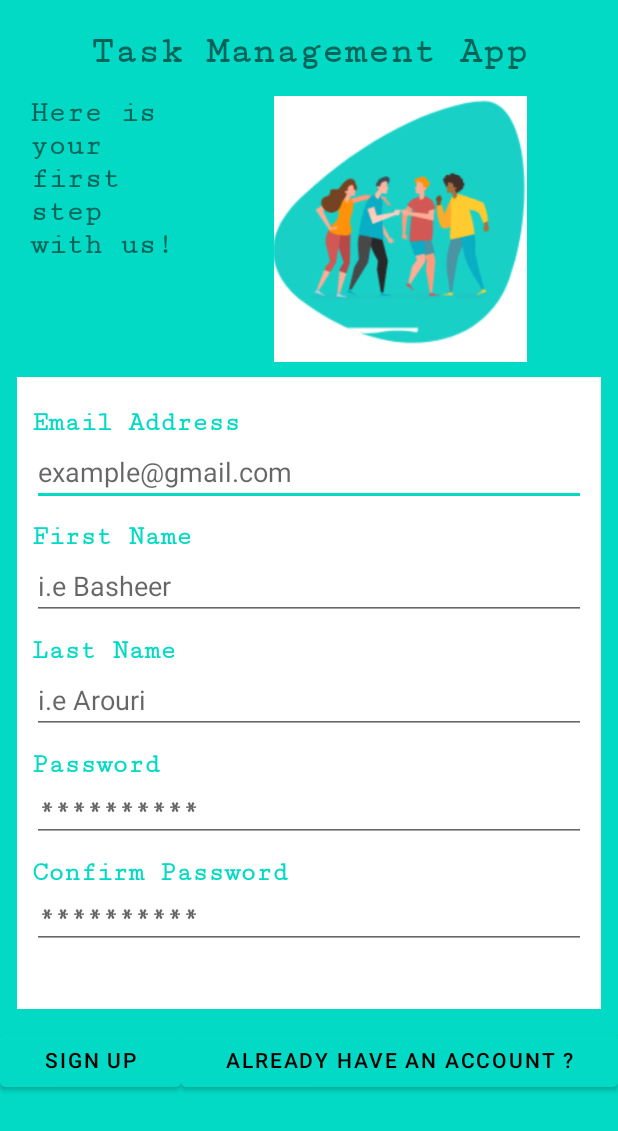
After one commit to MomenSalem/TestNavigation, an Android app: the layout activity_sign_up.xml on its own in the app's theme, with its tools: preview values and no code run, on a phone screen of 412 x 824 dp. The commit adds this screen. Shown: the top 1131 px of the screen. Run offline under Robolectric (Android 15) with nearby library versions, the phone set to English and light mode, and no system bars.

Commit message:
Review it

```diff
--- a/app/src/main/AndroidManifest.xml
+++ b/app/src/main/AndroidManifest.xml
@@ -13,8 +13,11 @@
         android:theme="@style/Theme.TestNavigation"
         tools:targetApi="31">
         <activity
+            android:name=".SignUpActivity"
+            android:exported="false" />
+        <activity
             android:name=".MainActivity"
-            android:exported="false" />
+            android:exported="true" />
         <activity
             android:name=".HomeActivity"
             android:exported="true"
--- a/app/src/main/java/com/example/testnavigation/MainActivity.java
+++ b/app/src/main/java/com/example/testnavigation/MainActivity.java
@@ -51,9 +51,9 @@ public class MainActivity extends AppCompatActivity {
 
                     // Check if this user is in the database
                     if (isUserExists(emailEditText, passwordEditText)){
+                        // go to the home page
                         goToHomeActivity();
                     }
-
                 }else {
                     showAlertDialog(Constants.EMPTY_EMAIL_ADDRESS_AND_PASSWORD);
                 }
@@ -64,9 +64,15 @@ public class MainActivity extends AppCompatActivity {
         signUpButton.setOnClickListener(new View.OnClickListener() {
             @Override
             public void onClick(View view) {
-                goToHomeActivity();
+                // go to the sign up page
+                goToSignUpActivity();
             }
         });
+    }
+
+    private void goToSignUpActivity() {
+        Intent intent = new Intent(MainActivity.this, SignUpActivity.class);
+        startActivity(intent);
     }
 
     private void goToHomeActivity() {
--- /dev/null
+++ b/app/src/main/res/layout/activity_sign_up.xml
@@ -0,0 +1,189 @@
+<?xml version="1.0" encoding="utf-8"?>
+<LinearLayout xmlns:android="http://schemas.android.com/apk/res/android"
+    xmlns:app="http://schemas.android.com/apk/res-auto"
+    xmlns:tools="http://schemas.android.com/tools"
+    android:id="@+id/main"
+    android:layout_width="match_parent"
+    android:layout_height="match_parent"
+    android:background="@color/linkColor"
+    android:backgroundTint="@color/linkColor"
+    android:orientation="vertical"
+    tools:context=".SignUpActivity">
+
+    <TextView
+        android:id="@+id/textView6"
+        android:layout_width="match_parent"
+        android:layout_height="wrap_content"
+        android:fontFamily="serif-monospace"
+        android:gravity="center"
+        android:paddingTop="20dp"
+        android:text="Task Management App"
+        android:textSize="25dp"
+        android:textStyle="bold" />
+
+    <LinearLayout
+        android:layout_width="match_parent"
+        android:layout_height="wrap_content"
+        android:paddingTop="15dp"
+        android:paddingBottom="10dp">
+
+        <TextView
+            android:id="@+id/textView7"
+            android:layout_width="122dp"
+            android:layout_height="150dp"
+            android:fontFamily="serif-monospace"
+            android:paddingLeft="20dp"
+            android:text="Here is your first step with us! "
+            android:textSize="20dp"
+            android:textStyle="bold" />
+
+        <ImageView
+            android:id="@+id/imageView2"
+            android:layout_width="322dp"
+            android:layout_height="177dp"
+            android:layout_weight="1"
+            app:srcCompat="@drawable/group_image" />
+
+    </LinearLayout>
+
+    <LinearLayout
+        android:layout_width="389dp"
+        android:layout_height="421dp"
+        android:layout_gravity="center"
+        android:background="@color/backgroundColor"
+        android:backgroundTint="@color/backgroundColor"
+        android:orientation="vertical"
+        android:paddingLeft="10dp"
+        android:paddingTop="20dp"
+        android:paddingRight="10dp"
+        android:paddingBottom="40dp">
+
+
+        <TextView
+            android:id="@+id/textView8"
+            android:layout_width="match_parent"
+            android:layout_height="wrap_content"
+            android:fontFamily="serif-monospace"
+            android:text="Email Address"
+            android:textColor="@color/linkColor"
+            android:textSize="18dp"
+            android:textStyle="bold" />
+
+
+        <EditText
+            android:id="@+id/emailAddressEditText"
+            android:layout_width="match_parent"
+            android:layout_height="wrap_content"
+            android:ems="10"
+            android:hint="example@gmail.com"
+            android:inputType="text" />
+
+        <TextView
+            android:id="@+id/textView9"
+            android:layout_width="match_parent"
+            android:layout_height="wrap_content"
+            android:fontFamily="serif-monospace"
+            android:paddingTop="10dp"
+            android:text="First Name"
+            android:textColor="@color/linkColor"
+            android:textSize="18dp"
+            android:textStyle="bold" />
+
+        <EditText
+            android:id="@+id/firstNameEditText"
+            android:layout_width="match_parent"
+            android:layout_height="wrap_content"
+            android:ems="10"
+            android:hint="i.e Basheer"
+            android:inputType="text" />
+
+        <TextView
+            android:id="@+id/textView10"
+            android:layout_width="match_parent"
+            android:layout_height="wrap_content"
+            android:fontFamily="serif-monospace"
+            android:paddingTop="10dp"
+            android:text="Last Name"
+            android:textColor="@color/linkColor"
+            android:textSize="18dp"
+            android:textStyle="bold" />
+
+        <EditText
+            android:id="@+id/lastNameEditText"
+            android:layout_width="match_parent"
+            android:layout_height="wrap_content"
+            android:ems="10"
+            android:hint="i.e Arouri"
+            android:inputType="text" />
+
+        <TextView
+            android:id="@+id/textView11"
+            android:layout_width="match_parent"
+            android:layout_height="wrap_content"
+            android:fontFamily="serif-monospace"
+            android:paddingTop="10dp"
+            android:text="Password"
+            android:textColor="@color/linkColor"
+            android:textSize="18dp"
+            android:textStyle="bold" />
+
+        <EditText
+            android:id="@+id/PasswordEditText"
+            android:layout_width="match_parent"
+            android:layout_height="wrap_content"
+            android:ems="10"
+            android:fontFamily="serif-monospace"
+            android:hint="**********"
+            android:inputType="text"
+            android:textStyle="bold" />
+
+        <TextView
+            android:id="@+id/textView3"
+            android:layout_width="match_parent"
+            android:layout_height="wrap_content"
+            android:fontFamily="serif-monospace"
+            android:paddingTop="10dp"
+            android:text="Confirm Password"
+            android:textColor="@color/linkColor"
+            android:textSize="18dp"
+            android:textStyle="bold" />
+
+        <EditText
+            android:id="@+id/confirmPasswordEditText"
+            android:layout_width="match_parent"
+            android:layout_height="wrap_content"
+            android:ems="10"
+            android:fontFamily="serif-monospace"
+            android:hint="**********"
+            android:inputType="text"
+            android:textStyle="bold" />
+
+    </LinearLayout>
+
+    <LinearLayout
+        android:layout_width="match_parent"
+        android:layout_height="wrap_content"
+        android:orientation="horizontal"
+        android:paddingTop="10dp">
+
+        <Button
+            android:id="@+id/signUpButton"
+            android:layout_width="wrap_content"
+            android:layout_height="wrap_content"
+            android:layout_weight="1"
+            android:backgroundTint="@color/linkColor"
+            android:text="Sign up"
+            android:textColor="@color/black"
+            android:textColorHint="@color/linkColor" />
+
+        <Button
+            android:id="@+id/goToSignInButton"
+            android:layout_width="wrap_content"
+            android:layout_height="wrap_content"
+            android:layout_weight="1"
+            android:backgroundTint="@color/linkColor"
+            android:text="Already have an account ?"
+            android:textColor="@color/black" />
+    </LinearLayout>
+
+</LinearLayout>
```
Also changed, not shown: app/src/main/res/drawable/group_image.png (added).
